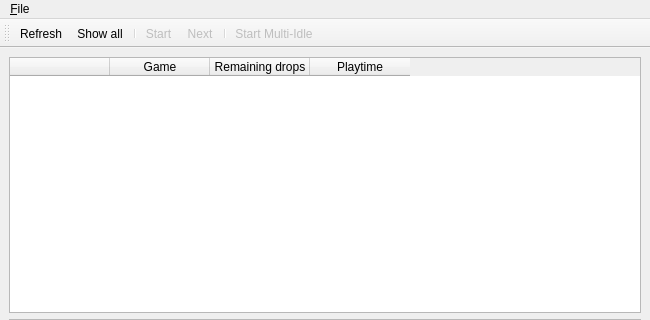
Qt form steam_idle_qt/ui/mainwindow.ui (jayme-github/steam_idle) before a commit; both pictures show x 0 to 650 and y 0 to 320 of the 650 by 500 pixel window.
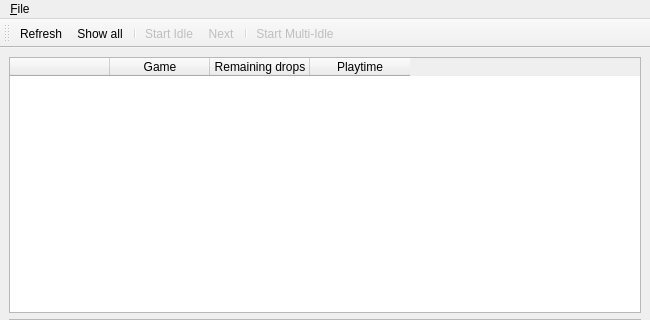
The same form after that commit. Icons and pictures are not drawn.

Commit message: Conform action names

Patch:
```diff
--- a/steam_idle_qt/ui/mainwindow.ui
+++ b/steam_idle_qt/ui/mainwindow.ui
@@ -212,10 +212,10 @@
    <addaction name="actionRefresh"/>
    <addaction name="actionShowAll"/>
    <addaction name="separator"/>
-   <addaction name="actionStartStop"/>
+   <addaction name="actionStartStopIdle"/>
    <addaction name="actionNext"/>
    <addaction name="separator"/>
-   <addaction name="actionMultiIdle"/>
+   <addaction name="actionStartStopMultiIdle"/>
   </widget>
   <widget class="QStatusBar" name="statusBar"/>
   <action name="actionQuit">
@@ -254,7 +254,7 @@
     <string>F5</string>
    </property>
   </action>
-  <action name="actionStartStop">
+  <action name="actionStartStopIdle">
    <property name="enabled">
     <bool>false</bool>
    </property>
@@ -264,7 +264,7 @@
     </iconset>
    </property>
    <property name="text">
-    <string>&amp;Start</string>
+    <string>&amp;Start Idle</string>
    </property>
    <property name="toolTip">
     <string>Start ideling</string>
@@ -302,7 +302,7 @@
     <string>Show all apps (with and without remaining drops)</string>
    </property>
   </action>
-  <action name="actionMultiIdle">
+  <action name="actionStartStopMultiIdle">
    <property name="enabled">
     <bool>false</bool>
    </property>
```
The commit also changes 2 other files.
